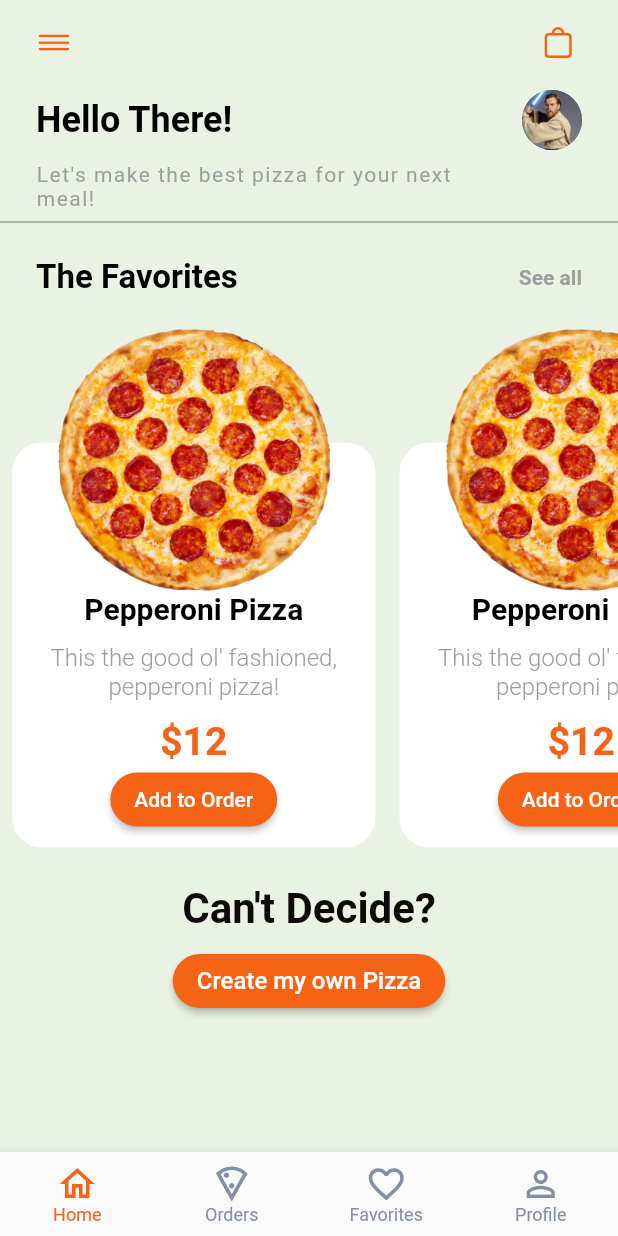
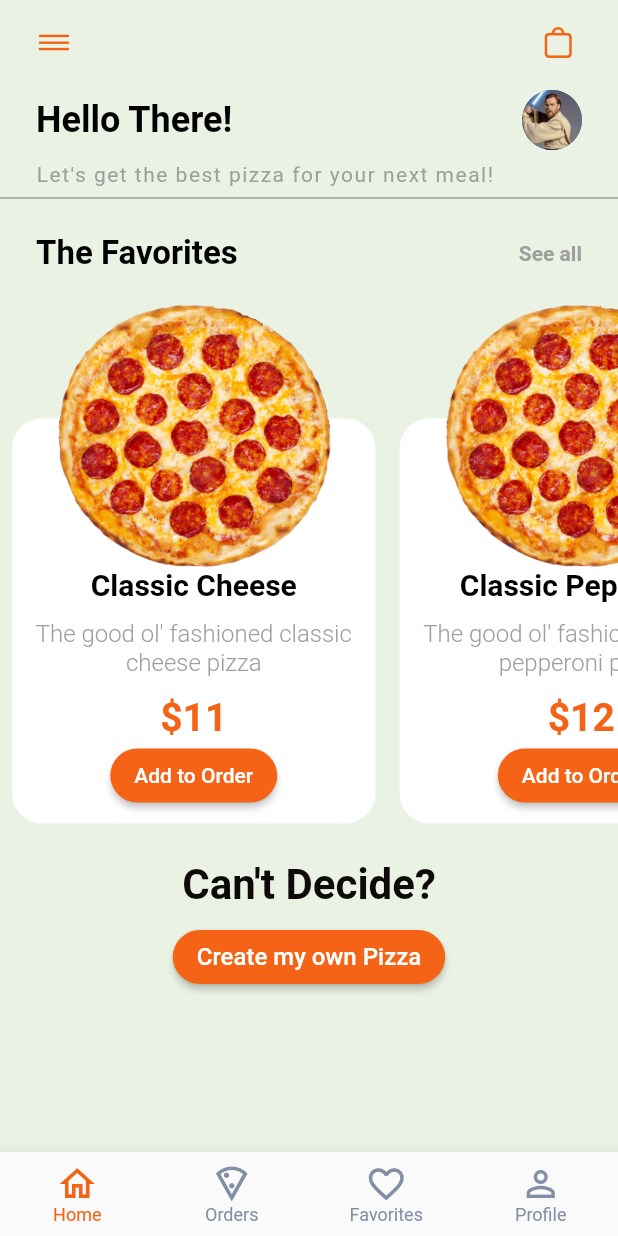
Before and after one commit to mjhamm/pizza_order_flutter, a Flutter app: the screen it shows after launch, on a phone screen of 412 x 824 dp. Run offline on Flutter 3.47's test engine with Material 2 defaults, Android fonts, the phone set to English and light mode, and no system bars.

Commit message:
updated pizza list items

```diff
--- /dev/null
+++ b/lib/favorite_list_item.dart
@@ -0,0 +1,99 @@
+import 'package:flutter/material.dart';
+import 'package:pizza_app/custom_colors.dart';
+import 'package:pizza_app/favorites_item.dart';
+
+class FavoritesListItem extends StatelessWidget {
+
+  final FavoritesItem favoritesItem;
+
+  const FavoritesListItem({Key key, this.favoritesItem}) : super(key: key);
+
+  @override
+  Widget build(BuildContext context) {
+    return Padding(
+      padding: const EdgeInsets.all(8.0),
+      child: Container(
+        width: MediaQuery.of(context).size.width / 1.7,
+        color: CustomColors.ivory,
+        child: Stack(
+          children: [
+            Align(
+              alignment: Alignment.bottomCenter,
+              child: Container(
+                height: 270,
+                width: double.infinity,
+                decoration: BoxDecoration(
+                  color: Colors.white,
+                  borderRadius: BorderRadius.circular(20)
+                ),
+                child: Column(
+                  mainAxisAlignment: MainAxisAlignment.end,
+                  crossAxisAlignment: CrossAxisAlignment.center,
+                  mainAxisSize: MainAxisSize.max,
+                  children: [
+                    Text(
+                      favoritesItem.name,
+                      style: TextStyle(
+                        color: Colors.black,
+                        fontSize: 20,
+                        fontWeight: FontWeight.bold
+                      ),
+                    ),
+                    Padding(
+                      padding: const EdgeInsets.only(top: 12.0),
+                      child: Text(
+                        favoritesItem.description,
+                        textAlign: TextAlign.center,
+                        style: TextStyle(
+                          color: Colors.grey,
+                          fontSize: 16,
+                          fontWeight: FontWeight.w300
+                        ),
+                      ),
+                    ),
+                    Padding(
+                      padding: const EdgeInsets.only(top: 12.0),
+                      child: Text(
+                        '\$${favoritesItem.price}',
+                        style: TextStyle(
+                          color: CustomColors.orange,
+                          fontSize: 26,
+                          fontWeight: FontWeight.bold
+                        ),
+                      ),
+                    ),
+                    Padding(
+                      padding: const EdgeInsets.only(bottom: 8.0),
+                      child: ElevatedButton(
+                        style: ElevatedButton.styleFrom(
+                          primary: CustomColors.orange,
+                          shape: RoundedRectangleBorder(
+                            borderRadius: BorderRadius.circular(20)
+                          )
+                        ),
+                        onPressed: () {},
+                        child: Text(
+                          'Add to Order',
+                          style: TextStyle(
+                            color: Colors.white,
+                          ),
+                        ),
+                      ),
+                    )
+                  ],
+                ),
+              ),
+            ),
+            Align(
+              alignment: Alignment.topCenter,
+              child: Image(
+                image: AssetImage(favoritesItem.image),
+                width: MediaQuery.of(context).size.width / 2,
+              ),
+            ),
+          ],
+        ),
+      ),
+    );
+  }
+}
--- a/lib/favorites_item.dart
+++ b/lib/favorites_item.dart
@@ -1,100 +1,11 @@
-import 'package:flutter/material.dart';
-import 'package:pizza_app/custom_colors.dart';
 
-class FavoritesItem extends StatelessWidget {
+class FavoritesItem {
 
-  final String favoriteName;
   final String image;
+  final String name;
+  final String description;
   final int price;
 
-  const FavoritesItem({Key key, this.favoriteName, this.image, this.price}) : super(key: key);
+  FavoritesItem(this.image, this.name, this.description, this.price);
 
-  @override
-  Widget build(BuildContext context) {
-    return Padding(
-      padding: const EdgeInsets.all(8.0),
-      child: Container(
-        width: MediaQuery.of(context).size.width / 1.7,
-        color: CustomColors.ivory,
-        child: Stack(
-          children: [
-            Align(
-              alignment: Alignment.bottomCenter,
-              child: Container(
-                height: 270,
-                width: double.infinity,
-                decoration: BoxDecoration(
-                  color: Colors.white,
-                  borderRadius: BorderRadius.circular(20)
-                ),
-                child: Column(
-                  mainAxisAlignment: MainAxisAlignment.end,
-                  crossAxisAlignment: CrossAxisAlignment.center,
-                  mainAxisSize: MainAxisSize.max,
-                  children: [
-                    Text(
-                      favoriteName,
-                      style: TextStyle(
-                        color: Colors.black,
-                        fontSize: 20,
-                        fontWeight: FontWeight.bold
-                      ),
-                    ),
-                    Padding(
-                      padding: const EdgeInsets.only(top: 12.0),
-                      child: Text(
-                        'This the good ol\' fashioned, pepperoni pizza!',
-                        textAlign: TextAlign.center,
-                        style: TextStyle(
-                          color: Colors.grey,
-                          fontSize: 16,
-                          fontWeight: FontWeight.w300
-                        ),
-                      ),
-                    ),
-                    Padding(
-                      padding: const EdgeInsets.only(top: 12.0),
-                      child: Text(
-                        '\$$price',
-                        style: TextStyle(
-                          color: CustomColors.orange,
-                          fontSize: 26,
-                          fontWeight: FontWeight.bold
-                        ),
-                      ),
-                    ),
-                    Padding(
-                      padding: const EdgeInsets.only(bottom: 8.0),
-                      child: ElevatedButton(
-                        style: ElevatedButton.styleFrom(
-                          primary: CustomColors.orange,
-                          shape: RoundedRectangleBorder(
-                            borderRadius: BorderRadius.circular(20)
-                          )
-                        ),
-                        onPressed: () {},
-                        child: Text(
-                          'Add to Order',
-                          style: TextStyle(
-                            color: Colors.white,
-                          ),
-                        ),
-                      ),
-                    )
-                  ],
-                ),
-              ),
-            ),
-            Align(
-              alignment: Alignment.topCenter,
-              child: Image(
-                image: AssetImage(image),
-                width: MediaQuery.of(context).size.width / 2,
-              ),
-            ),
-          ],
-        ),
-      ),
-    );
-  }
 }
--- a/lib/home_screen.dart
+++ b/lib/home_screen.dart
@@ -1,6 +1,7 @@
 import 'package:flutter/cupertino.dart';
 import 'package:flutter/material.dart';
 import 'package:pizza_app/custom_colors.dart';
+import 'package:pizza_app/favorite_list_item.dart';
 import 'package:pizza_app/favorites_item.dart';
 
 class HomeScreen extends StatefulWidget {
@@ -9,6 +10,16 @@ class HomeScreen extends StatefulWidget {
 }
 
 class _HomeScreenState extends State<HomeScreen> {
+
+  final List<FavoritesListItem> favoritesList = [
+    FavoritesListItem(favoritesItem: FavoritesItem('assets/images/pizza.png','Classic Cheese', 'The good ol\' fashioned classic cheese pizza', 11)),
+    FavoritesListItem(favoritesItem: FavoritesItem('assets/images/pizza.png','Classic Pepperoni', 'The good ol\' fashioned classic pepperoni pizza', 12)),
+    FavoritesListItem(favoritesItem: FavoritesItem('assets/images/pizza.png','Happy Hawaiian', 'A pizza topped with pineapple and ham', 14)),
+    FavoritesListItem(favoritesItem: FavoritesItem('assets/images/pizza.png','Meatlovers', 'A pizza packed full of bacon, hamburger, ham and sausage', 16)),
+    FavoritesListItem(favoritesItem: FavoritesItem('assets/images/pizza.png','Big Mac', 'Hamburger, lettuce, cheese and topped with special sauce', 15)),
+    FavoritesListItem(favoritesItem: FavoritesItem('assets/images/pizza.png','Loaded Potato', 'A loaded pizza with potato, cheese and bacon', 14)),
+  ];
+
   @override
   Widget build(BuildContext context) {
     return SingleChildScrollView(
@@ -39,7 +50,7 @@ class _HomeScreenState extends State<HomeScreen> {
             child: Padding(
               padding: const EdgeInsets.only(left: 24.0, right: 24.0, top: 8.0),
               child: Text(
-                'Let\'s make the best pizza for your next\nmeal!',
+                'Let\'s get the best pizza for your next meal!',
                 style: TextStyle(
                   letterSpacing: 1,
                   color: Colors.grey[500]
@@ -85,7 +96,7 @@ class _HomeScreenState extends State<HomeScreen> {
               scrollDirection: Axis.horizontal,
               itemCount: 6,
               itemBuilder: (context, index) {
-                return FavoritesItem(favoriteName: 'Pepperoni Pizza', image: 'assets/images/pizza.png', price: 12,);
+                return favoritesList[index];
               }
             ),
           ),
--- a/lib/start_screen.dart
+++ b/lib/start_screen.dart
@@ -2,7 +2,7 @@ import 'package:flutter/cupertino.dart';
 import 'package:flutter/material.dart';
 import 'package:flutter/services.dart';
 import 'package:pizza_app/custom_colors.dart';
-import 'package:pizza_app/favorites_item.dart';
+import 'package:pizza_app/favorite_list_item.dart';
 import 'package:pizza_app/home_screen.dart';
 
 class StartScreen extends StatefulWidget {
```
